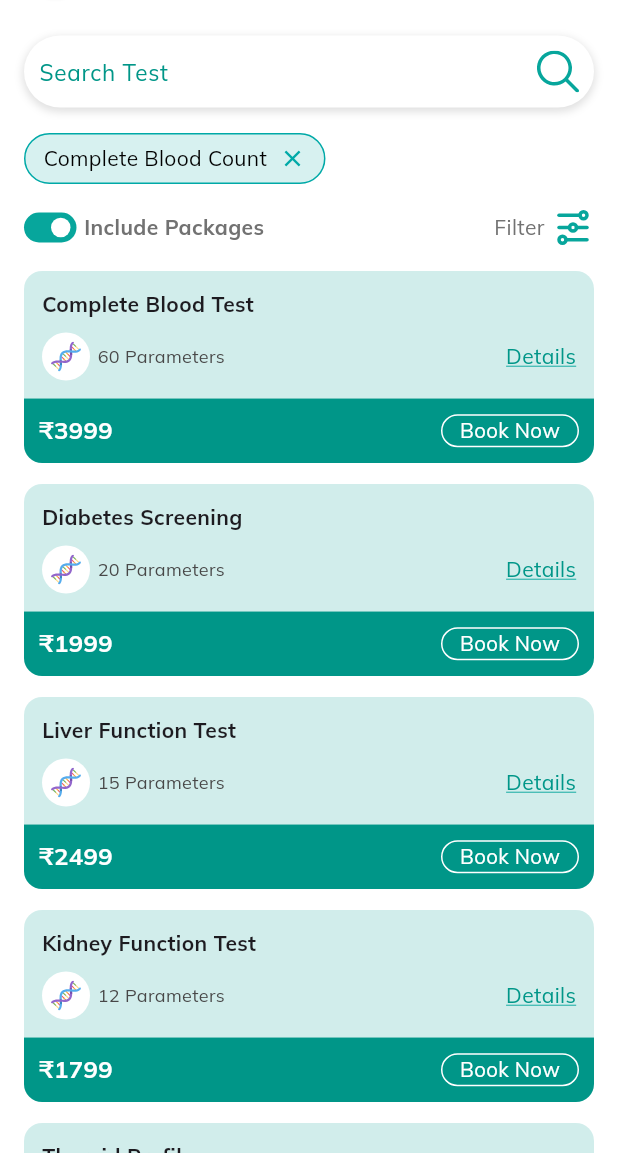
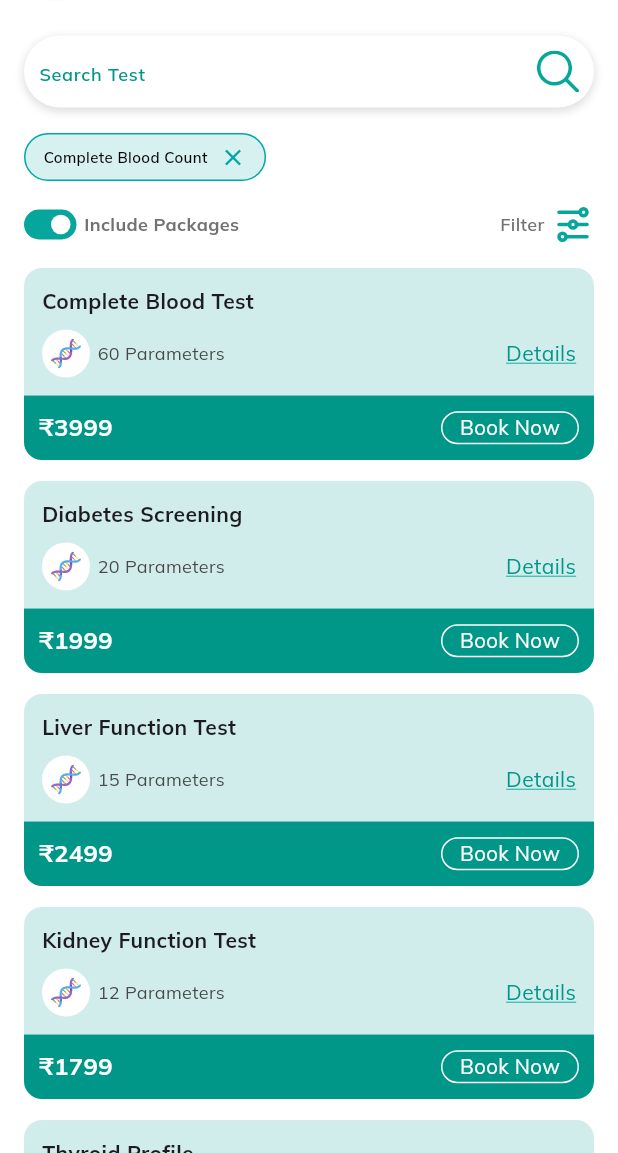
Before and after one commit to KoushikPanda1729/medical_test_app, a Flutter app: the BookTest screen opened by its route, on a phone screen of 412 x 824 dp, the part 83-1236 px from its top. Run offline on Flutter 3.47's test engine with Material 3 defaults, Android fonts, the phone set to English and light mode, and no system bars; our stand-ins replace dotted_border, flutter_riverpod, flutter_svg, flutter_time_picker_spinner, go_router, smooth_page_indicator.

Commit message:
fix issue

```diff
--- a/lib/commons/components/category_chips/app/view/category_chips.dart
+++ b/lib/commons/components/category_chips/app/view/category_chips.dart
@@ -39,9 +39,9 @@ class CategoryChips extends StatelessWidget {
                 child: Text(
                   category,
                   style: TextStyle(
-                    color: isSelected ? AppColors.black : AppColors.teal,
-                    fontWeight: FontWeight.w500,
-                  ),
+                      color: isSelected ? AppColors.black : AppColors.teal,
+                      fontWeight: FontWeight.w600,
+                      fontSize: 10),
                 ),
               ),
             );
--- a/lib/commons/components/search_bar/app/view/search_bar_widget.dart
+++ b/lib/commons/components/search_bar/app/view/search_bar_widget.dart
@@ -36,7 +36,12 @@ class SearchBarWidget extends StatelessWidget {
           onChanged: onChanged, // Calls the function when text changes
           decoration: InputDecoration(
             hintText: hintText,
-            hintStyle: const TextStyle(color: Colors.teal),
+            hintStyle: const TextStyle(
+              color: Colors.teal,
+              fontSize: 12,
+              fontWeight: FontWeight.w600,
+              fontFamily: "Mulish",
+            ),
             border: InputBorder.none,
             suffixIcon: SizedBox(
               width: 16,
@@ -49,6 +54,8 @@ class SearchBarWidget extends StatelessWidget {
                     AppColors.teal,
                     BlendMode.srcIn,
                   ),
+                  width: 16,
+                  height: 16,
                 ),
               ),
             ),
--- a/lib/pages/book_test_page/app/views/book_test.dart
+++ b/lib/pages/book_test_page/app/views/book_test.dart
@@ -183,8 +183,8 @@ class PillTagChip extends StatelessWidget {
           Text(
             label,
             style: const TextStyle(
-              fontSize: 14,
-              fontWeight: FontWeight.w500,
+              fontSize: 10,
+              fontWeight: FontWeight.w600,
               color: Colors.black, // Black text color
             ),
           ),
--- a/lib/pages/book_test_page/app/views/widgets/filter_switch_widget.dart
+++ b/lib/pages/book_test_page/app/views/widgets/filter_switch_widget.dart
@@ -48,8 +48,8 @@ class FilterSwitchWidget extends StatelessWidget {
             const Text(
               'Include Packages',
               style: TextStyle(
-                fontSize: 14,
-                fontWeight: FontWeight.bold,
+                fontSize: 12,
+                fontWeight: FontWeight.w800,
                 color: Color(0xFF727272),
               ),
             ),
@@ -62,8 +62,8 @@ class FilterSwitchWidget extends StatelessWidget {
               const Text(
                 'Filter',
                 style: TextStyle(
-                  fontSize: 14,
-                  fontWeight: FontWeight.w500,
+                  fontSize: 12,
+                  fontWeight: FontWeight.w600,
                   color: Color(0xFF727272),
                 ),
               ),
```
